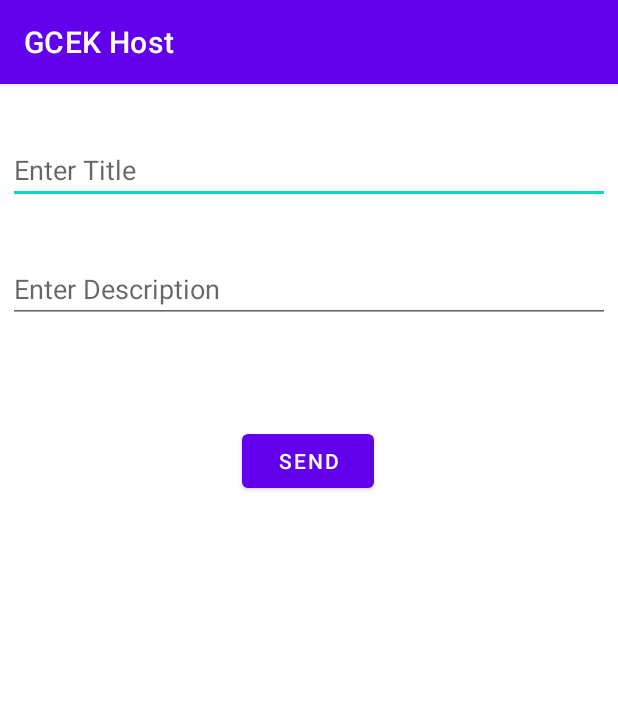
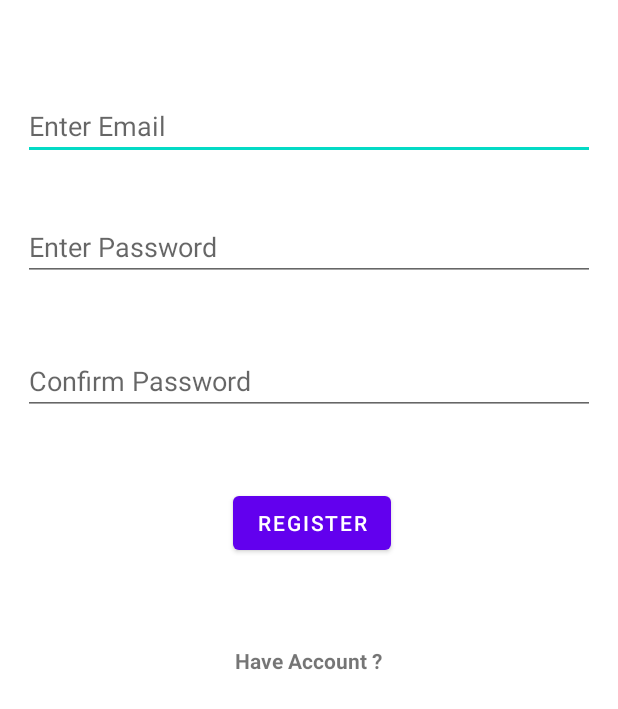
Before and after one commit to yashdhanlobhe/GCEK, an Android app: the screen it shows after launch (Notifcation before the commit, Register_page after it), on a phone screen of 412 x 824 dp. Shown: the top 709 px of the screen. Run offline under Robolectric (Android 15) with nearby library versions, the phone set to English and light mode, and no system bars; our stand-ins replace Firebase (no records; nobody signed in at launch, a user with empty details on screens opened directly).

Commit message:
COMMINTING LOGIN FIRST RAW COMPLETE WORKING WITH SOME BUGS

```diff
--- a/app/build.gradle
+++ b/app/build.gradle
@@ -30,11 +30,16 @@ android {
 }
 
 dependencies {
+    implementation platform('com.google.firebase:firebase-bom:26.1.1')
+    implementation 'com.google.firebase:firebase-auth'
 
+    // Also declare the dependency for the Google Play services library and specify its version
+    implementation 'com.google.android.gms:play-services-auth:19.0.0'
     implementation 'androidx.appcompat:appcompat:1.2.0'
     implementation 'com.google.android.material:material:1.2.1'
     implementation 'androidx.constraintlayout:constraintlayout:2.0.4'
     implementation 'com.google.firebase:firebase-database:19.5.1'
+    implementation 'com.google.firebase:firebase-auth:20.0.1'
     testImplementation 'junit:junit:4.+'
     androidTestImplementation 'androidx.test.ext:junit:1.1.2'
     androidTestImplementation 'androidx.test.espresso:espresso-core:3.3.0'
--- a/gcekhost/build.gradle
+++ b/gcekhost/build.gradle
@@ -35,6 +35,7 @@ dependencies {
     implementation 'com.google.android.material:material:1.2.1'
     implementation 'androidx.constraintlayout:constraintlayout:2.0.4'
     implementation 'com.google.firebase:firebase-database:19.5.1'
+    implementation 'com.google.firebase:firebase-auth:20.0.1'
     testImplementation 'junit:junit:4.+'
     androidTestImplementation 'androidx.test.ext:junit:1.1.2'
     androidTestImplementation 'androidx.test.espresso:espresso-core:3.3.0'
--- a/gcekhost/src/main/AndroidManifest.xml
+++ b/gcekhost/src/main/AndroidManifest.xml
@@ -9,14 +9,16 @@
         android:roundIcon="@mipmap/ic_launcher_round"
         android:supportsRtl="true"
         android:theme="@style/Theme.GCEK">
-        <activity android:name=".Notification.Notifcation"><intent-filter>
+        <activity android:name=".login.Register_page"><intent-filter>
             <action android:name="android.intent.action.MAIN" />
 
             <category android:name="android.intent.category.LAUNCHER" />
         </intent-filter></activity>
-        <activity android:name=".MainActivity">
+        <activity android:name=".login.Login_page" />
+        <activity android:name=".Notification.Notifcation">
 
         </activity>
+        <activity android:name=".MainActivity" />
     </application>
 
 </manifest>
--- /dev/null
+++ b/gcekhost/src/main/java/com/example/gcekhost/login/Register_page.java
@@ -0,0 +1,74 @@
+package com.example.gcekhost.login;
+
+import androidx.annotation.NonNull;
+import androidx.appcompat.app.AppCompatActivity;
+
+import android.app.ProgressDialog;
+import android.content.Intent;
+import android.os.Bundle;
+import android.view.View;
+import android.widget.Button;
+import android.widget.EditText;
+import android.widget.TextView;
+import android.widget.Toast;
+
+import com.example.gcekhost.R;
+import com.google.android.gms.tasks.OnCompleteListener;
+import com.google.android.gms.tasks.OnFailureListener;
+import com.google.android.gms.tasks.Task;
+import com.google.firebase.auth.AuthResult;
+import com.google.firebase.auth.FirebaseAuth;
+
+public class Register_page extends AppCompatActivity {
+    EditText email , password , confirmpassword ;TextView haveaccount;
+    Button register_btn ;
+    FirebaseAuth mAuth;
+    ProgressDialog pb;
+    @Override
+    protected void onCreate(Bundle savedInstanceState) {
+        super.onCreate(savedInstanceState);
+        setContentView(R.layout.activity_register_page);
+        haveaccount = (TextView)findViewById(R.id.haveaccounttext);
+        register_btn = (Button) findViewById(R.id.register_btn);
+        email = (EditText)findViewById(R.id.registering_email);
+        password = (EditText)findViewById(R.id.registering_password);
+        confirmpassword = (EditText)findViewById(R.id.confirm_registering_password);
+        pb =new ProgressDialog(this );
+        register_btn.setOnClickListener(new View.OnClickListener() {
+            @Override
+            public void onClick(View v) {
+                mAuth = FirebaseAuth.getInstance();
+//                if(password.getText().toString() == confirmpassword.getText().toString()){
+                    pb.show();
+                    mAuth.createUserWithEmailAndPassword(email.getText().toString() , password.getText().toString())
+                            .addOnCompleteListener(new OnCompleteListener<AuthResult>() {
+                                @Override
+                                public void onComplete(@NonNull Task<AuthResult> task) {
+                                    mAuth.getCurrentUser().sendEmailVerification().addOnCompleteListener(new OnCompleteListener<Void>() {
+                                        @Override
+                                        public void onComplete(@NonNull Task<Void> task) {
+                                            pb.dismiss();
+                                            startActivity(new Intent(getApplicationContext() , Login_page.class));
+                                        }
+                                    });
+                                }
+                            }).addOnFailureListener(new OnFailureListener() {
+                        @Override
+                        public void onFailure(@NonNull Exception e) {
+                            Toast.makeText(getApplicationContext() , e.getMessage() , Toast.LENGTH_SHORT).show();
+                        }
+                    });
+//                }
+//                else {
+//                    Toast.makeText(getApplicationContext() ,"password is not same" , Toast.LENGTH_SHORT).show();
+//                }
+            }
+        });
+    haveaccount.setOnClickListener(new View.OnClickListener() {
+        @Override
+        public void onClick(View v) {
+            startActivity(new Intent(getApplicationContext() , Login_page.class));
+        }
+    });
+    }
+}
--- /dev/null
+++ b/gcekhost/src/main/res/layout/activity_register_page.xml
@@ -0,0 +1,88 @@
+<?xml version="1.0" encoding="utf-8"?>
+<androidx.constraintlayout.widget.ConstraintLayout xmlns:android="http://schemas.android.com/apk/res/android"
+    xmlns:app="http://schemas.android.com/apk/res-auto"
+    xmlns:tools="http://schemas.android.com/tools"
+    android:id="@+id/emal"
+    android:layout_width="match_parent"
+    android:layout_height="match_parent"
+    tools:context=".login.Register_page">
+
+    <EditText
+        android:id="@+id/registering_email"
+        android:layout_width="0dp"
+        android:layout_height="wrap_content"
+        android:layout_marginStart="15dp"
+        android:layout_marginLeft="15dp"
+        android:layout_marginEnd="15dp"
+        android:layout_marginRight="15dp"
+        android:ems="10"
+        android:hint="Enter Email"
+        android:inputType="textEmailAddress"
+        app:layout_constraintBottom_toBottomOf="parent"
+        app:layout_constraintEnd_toEndOf="parent"
+        app:layout_constraintHorizontal_bias="0.497"
+        app:layout_constraintStart_toStartOf="parent"
+        app:layout_constraintTop_toTopOf="parent"
+        app:layout_constraintVertical_bias="0.079" />
+
+    <EditText
+        android:id="@+id/registering_password"
+        android:layout_width="0dp"
+        android:layout_height="wrap_content"
+        android:layout_marginStart="15dp"
+        android:layout_marginLeft="15dp"
+        android:layout_marginEnd="15dp"
+        android:layout_marginRight="15dp"
+        android:ems="10"
+        android:hint="Enter Password"
+        android:inputType="textEmailAddress"
+        app:layout_constraintBottom_toBottomOf="parent"
+        app:layout_constraintEnd_toEndOf="parent"
+        app:layout_constraintHorizontal_bias="0.551"
+        app:layout_constraintStart_toStartOf="parent"
+        app:layout_constraintTop_toBottomOf="@+id/registering_email"
+        app:layout_constraintVertical_bias="0.053" />
+
+    <EditText
+        android:id="@+id/confirm_registering_password"
+        android:layout_width="0dp"
+        android:layout_height="wrap_content"
+        android:layout_marginStart="15dp"
+        android:layout_marginLeft="15dp"
+        android:layout_marginEnd="15dp"
+        android:layout_marginRight="15dp"
+        android:ems="10"
+        android:hint="Confirm Password"
+        android:inputType="textEmailAddress"
+        app:layout_constraintBottom_toBottomOf="parent"
+        app:layout_constraintEnd_toEndOf="parent"
+        app:layout_constraintHorizontal_bias="0.551"
+        app:layout_constraintStart_toStartOf="parent"
+        app:layout_constraintTop_toBottomOf="@+id/registering_email"
+        app:layout_constraintVertical_bias="0.186" />
+
+    <Button
+        android:id="@+id/register_btn"
+        android:layout_width="wrap_content"
+        android:layout_height="wrap_content"
+        android:text="Register"
+        app:layout_constraintBottom_toBottomOf="parent"
+        app:layout_constraintEnd_toEndOf="parent"
+        app:layout_constraintHorizontal_bias="0.506"
+        app:layout_constraintStart_toStartOf="parent"
+        app:layout_constraintTop_toBottomOf="@+id/confirm_registering_password"
+        app:layout_constraintVertical_bias="0.096" />
+
+    <TextView
+        android:id="@+id/haveaccounttext"
+        android:layout_width="wrap_content"
+        android:layout_height="wrap_content"
+        android:text="Have Account ?"
+        android:textStyle="bold"
+        app:layout_constraintBottom_toBottomOf="parent"
+        app:layout_constraintEnd_toEndOf="parent"
+        app:layout_constraintHorizontal_bias="0.498"
+        app:layout_constraintStart_toStartOf="parent"
+        app:layout_constraintTop_toBottomOf="@+id/register_btn"
+        app:layout_constraintVertical_bias="0.134" />
+</androidx.constraintlayout.widget.ConstraintLayout>
--- a/gcekhost/src/main/res/values/themes.xml
+++ b/gcekhost/src/main/res/values/themes.xml
@@ -1,6 +1,6 @@
 <resources xmlns:tools="http://schemas.android.com/tools">
     <!-- Base application theme. -->
-    <style name="Theme.GCEK" parent="Theme.MaterialComponents.DayNight.DarkActionBar">
+    <style name="Theme.GCEK" parent="Theme.MaterialComponents.DayNight.NoActionBar">
         <!-- Primary brand color. -->
         <item name="colorPrimary">@color/purple_500</item>
         <item name="colorPrimaryVariant">@color/purple_700</item>
```
Also changed, not shown: gcekhost/src/main/java/com/example/gcekhost/login/Login_page.java (added, +76 -0 lines), gcekhost/src/main/res/layout/activity_login_page.xml (added, +67 -0 lines).
